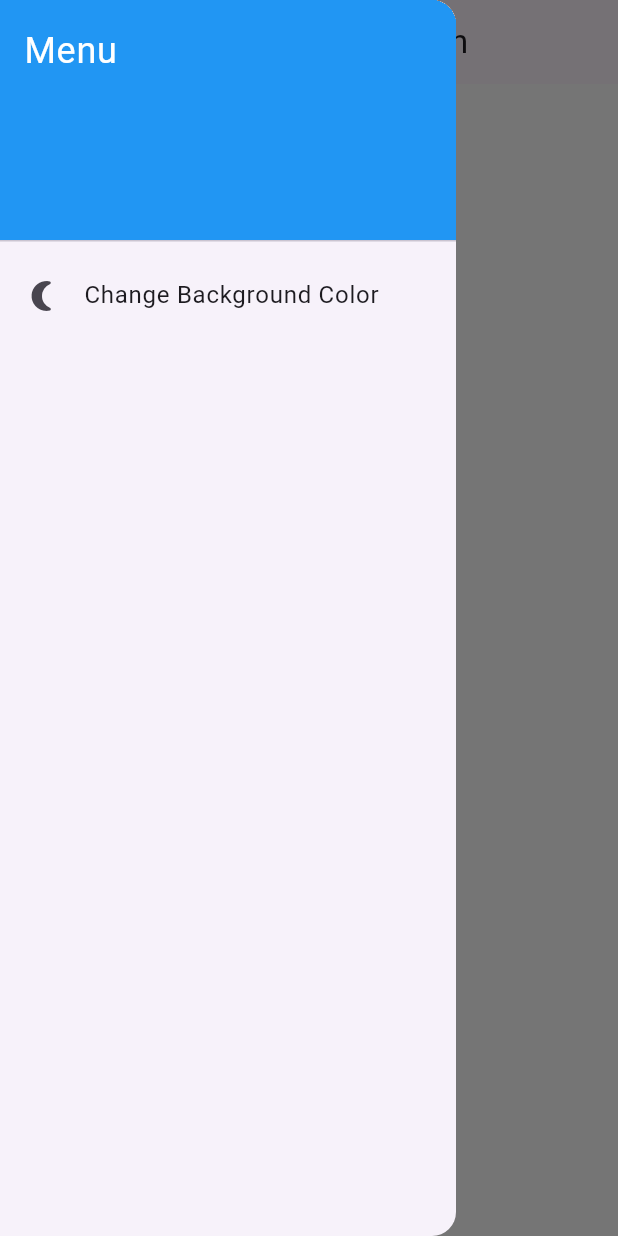
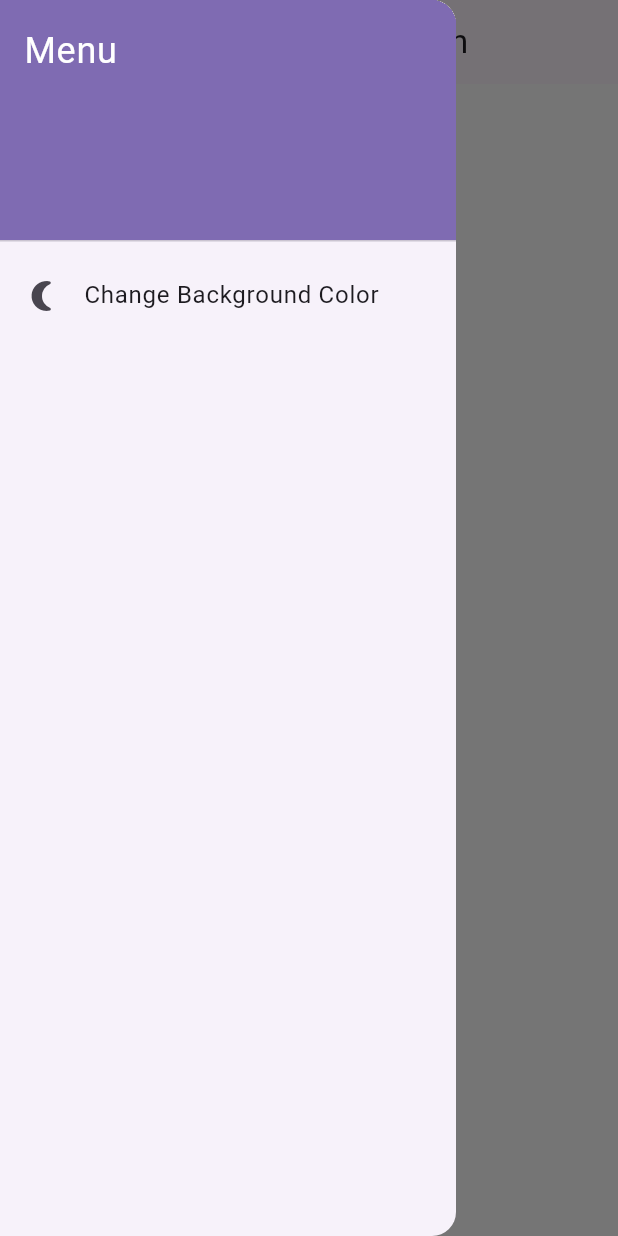
Before and after one commit to sevekang17/cit_238_unit_4_assignemt_kangbacale, a Flutter app: the screen it shows after launch, with the side drawer open, on a phone screen of 412 x 824 dp. Run offline on Flutter 3.47's test engine with Material 3 defaults, Android fonts, the phone set to English and light mode, and no system bars; our stand-ins replace image_picker, shared_preferences.

Commit message:
third commit

```diff
--- a/lib/screens/photo_picker.dart
+++ b/lib/screens/photo_picker.dart
@@ -64,7 +64,7 @@ class _PhotoPickerState extends State<PhotoPicker> {
             children: [
               DrawerHeader(
                 decoration: BoxDecoration(
-                  color: Colors.blue,
+                  color: Color(0xFF7F6BB2),
                 ),
                 child: Text(
                   'Menu',
```
